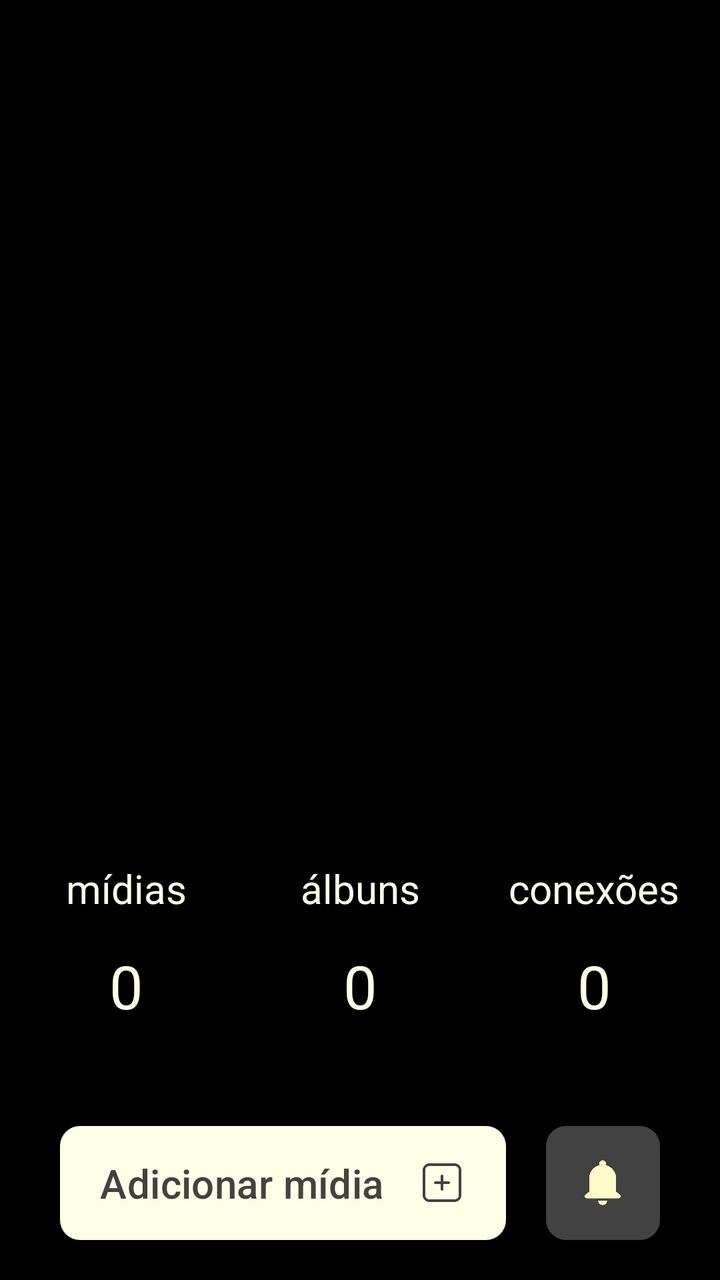
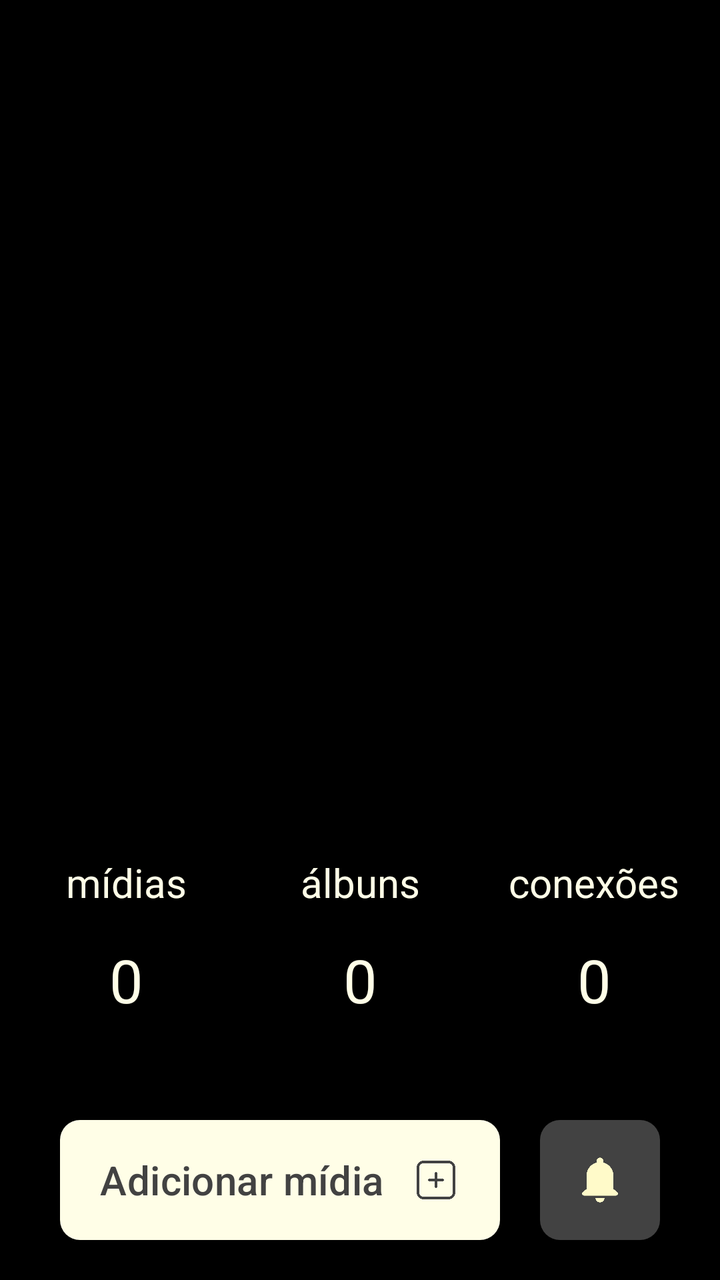

Compare the two renders of this Android layout. The source of the first and the diff that turns it into the second are given below.
<!-- AndroidManifest.xml: application theme Theme.Monaly -->
<!-- res/layout/fragment_feed.xml -->
<?xml version="1.0" encoding="utf-8"?>
<androidx.constraintlayout.widget.ConstraintLayout xmlns:android="http://schemas.android.com/apk/res/android"
    xmlns:app="http://schemas.android.com/apk/res-auto"
    xmlns:tools="http://schemas.android.com/tools"
    android:layout_width="match_parent"
    android:layout_height="match_parent"
    android:background="@color/black"
    tools:context=".ui.fragment.navegation.FeedFragment">

    <androidx.viewpager2.widget.ViewPager2
        android:id="@+id/viewPagerFeedAlbums"
        android:layout_width="0dp"
        android:layout_height="0dp"
        android:layout_marginBottom="20dp"
        app:layout_constraintBottom_toTopOf="@+id/textTitleMidia"
        app:layout_constraintEnd_toEndOf="parent"
        app:layout_constraintStart_toStartOf="parent"
        app:layout_constraintTop_toTopOf="parent" />

    <com.google.android.material.button.MaterialButton
        android:id="@+id/buttonAdd"
        android:layout_width="0dp"
        android:layout_height="57dp"
        android:layout_marginStart="30dp"
        android:layout_marginEnd="20dp"
        android:layout_marginBottom="20dp"
        android:background="@drawable/drawable_background_button_gray_dark_10_dp"
        android:gravity="start|center_vertical"
        android:paddingStart="20dp"
        android:paddingEnd="20dp"
        android:text="@string/feed_button_to_add"
        android:textAllCaps="false"
        android:textColor="@color/gray_dark"
        android:textSize="20sp"
        app:backgroundTint="@color/bage_neutral"
        app:icon="@drawable/ic_add_gray_dark"
        app:iconGravity="end"
        app:iconSize="24dp"
        app:iconTint="@null"
        app:layout_constraintBottom_toBottomOf="parent"
        app:layout_constraintEnd_toStartOf="@+id/buttonNotification"
        app:layout_constraintHorizontal_bias="0.0"
        app:layout_constraintStart_toStartOf="parent" />

    <com.google.android.material.button.MaterialButton
        android:id="@+id/buttonNotification"
        android:layout_width="57dp"
        android:layout_height="57dp"
        android:layout_marginEnd="30dp"
        android:layout_marginBottom="20dp"
        android:background="@drawable/drawable_background_button_gray_dark_10_dp"
        android:contentDescription="@string/feed_content_description_notification"
        android:insetTop="0dp"
        android:insetBottom="0dp"
        android:padding="0dp"
        app:backgroundTint="@color/gray_dark"
        app:icon="@drawable/ic_notification_bage_neutral"
        app:iconGravity="textStart"
        app:iconPadding="0dp"
        app:iconSize="28dp"
        app:iconTint="@null"
        app:layout_constraintBottom_toBottomOf="parent"
        app:layout_constraintEnd_toEndOf="parent" />

    <TextView
        android:id="@+id/textDefaultAlbun"
        android:layout_width="wrap_content"
        android:layout_height="wrap_content"
        android:layout_marginBottom="50dp"
        android:text="@string/feed__defaut_number"
        android:textColor="@color/bage_neutral"
        android:textSize="30sp"
        app:layout_constraintBottom_toTopOf="@+id/buttonAdd"
        app:layout_constraintEnd_toEndOf="parent"
        app:layout_constraintStart_toStartOf="parent" />

    <TextView
        android:id="@+id/textDefaultConection"
        android:layout_width="wrap_content"
        android:layout_height="wrap_content"
        android:layout_marginStart="100dp"
        android:text="@string/feed__defaut_number"
        android:textColor="@color/bage_neutral"
        android:textSize="30sp"
        app:layout_constraintBottom_toBottomOf="@+id/textDefaultAlbun"
        app:layout_constraintStart_toEndOf="@+id/textDefaultAlbun" />

    <TextView
        android:id="@+id/textDefaultMidia"
        android:layout_width="wrap_content"
        android:layout_height="wrap_content"
        android:layout_marginEnd="100dp"
        android:text="@string/feed__defaut_number"
        android:textColor="@color/bage_neutral"
        android:textSize="30sp"
        app:layout_constraintBottom_toBottomOf="@+id/textDefaultAlbun"
        app:layout_constraintEnd_toStartOf="@+id/textDefaultAlbun" />

    <TextView
        android:id="@+id/textTitleAlbun"
        android:layout_width="wrap_content"
        android:layout_height="wrap_content"
        android:layout_marginBottom="15dp"
        android:text="@string/feed_title_albuns"
        android:textColor="@color/bage_neutral"
        android:textSize="20sp"
        app:layout_constraintBottom_toTopOf="@+id/textDefaultAlbun"
        app:layout_constraintEnd_toEndOf="parent"
        app:layout_constraintStart_toStartOf="parent" />

    <TextView
        android:id="@+id/textTitleConection"
        android:layout_width="wrap_content"
        android:layout_height="wrap_content"
        android:layout_marginBottom="15dp"
        android:text="@string/feed_title_conections"
        android:textColor="@color/bage_neutral"
        android:textSize="20sp"
        app:layout_constraintBottom_toTopOf="@+id/textDefaultConection"
        app:layout_constraintEnd_toEndOf="@+id/textDefaultConection"
        app:layout_constraintStart_toStartOf="@+id/textDefaultConection" />

    <TextView
        android:id="@+id/textTitleMidia"
        android:layout_width="wrap_content"
        android:layout_height="wrap_content"
        android:layout_marginBottom="15dp"
        android:text="@string/feed_title_midia"
        android:textColor="@color/bage_neutral"
        android:textSize="20sp"
        app:layout_constraintBottom_toTopOf="@+id/textDefaultMidia"
        app:layout_constraintEnd_toEndOf="@+id/textDefaultMidia"
        app:layout_constraintStart_toStartOf="@+id/textDefaultMidia" />

</androidx.constraintlayout.widget.ConstraintLayout>
<!-- resources referenced by this layout -->
<resources>
  <color name="bage_neutral">#fffee7</color>
  <color name="black">#000000</color>
  <color name="gray_dark">#424242</color>
  <!-- drawable drawable_background_button_gray_dark_10_dp (drawable) -->
  <?xml version="1.0" encoding="utf-8"?>
  <shape xmlns:android="http://schemas.android.com/apk/res/android">
  
      <corners android:radius="10dp"/>
      <solid android:color="@color/gray_dark"/>
  
  </shape>
  <!-- drawable ic_add_gray_dark: png bitmap (drawable, 1667 bytes) -->
  <!-- drawable ic_notification_bage_neutral: png bitmap (drawable, 1421 bytes) -->
  <string name="feed__defaut_number">0</string>
  <string name="feed_button_to_add">Adicionar mídia</string>
  <string name="feed_content_description_notification">Botão de notificação</string>
  <string name="feed_title_albuns">álbuns</string>
  <string name="feed_title_conections">conexões</string>
  <string name="feed_title_midia">mídias</string>
  <style name="Theme.Monaly" parent="Base.Theme.Monaly" />
  <style name="Base.Theme.Monaly" parent="Theme.Material3.DayNight.NoActionBar">
  
          <item name="android:navigationBarColor">@color/black</item>
  
      </style>
</resources>

<!-- the commit's change to res/layout/fragment_feed.xml (unified diff, before → after) -->
@@ -20,7 +20,7 @@
     <com.google.android.material.button.MaterialButton
         android:id="@+id/buttonAdd"
         android:layout_width="0dp"
-        android:layout_height="57dp"
+        android:layout_height="60dp"
         android:layout_marginStart="30dp"
         android:layout_marginEnd="20dp"
         android:layout_marginBottom="20dp"
@@ -44,8 +44,8 @@
 
     <com.google.android.material.button.MaterialButton
         android:id="@+id/buttonNotification"
-        android:layout_width="57dp"
-        android:layout_height="57dp"
+        android:layout_width="60dp"
+        android:layout_height="60dp"
         android:layout_marginEnd="30dp"
         android:layout_marginBottom="20dp"
         android:background="@drawable/drawable_background_button_gray_dark_10_dp"
